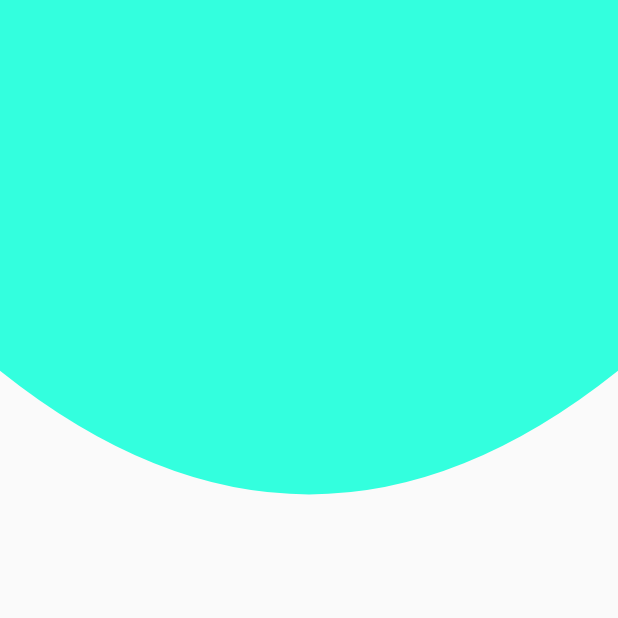
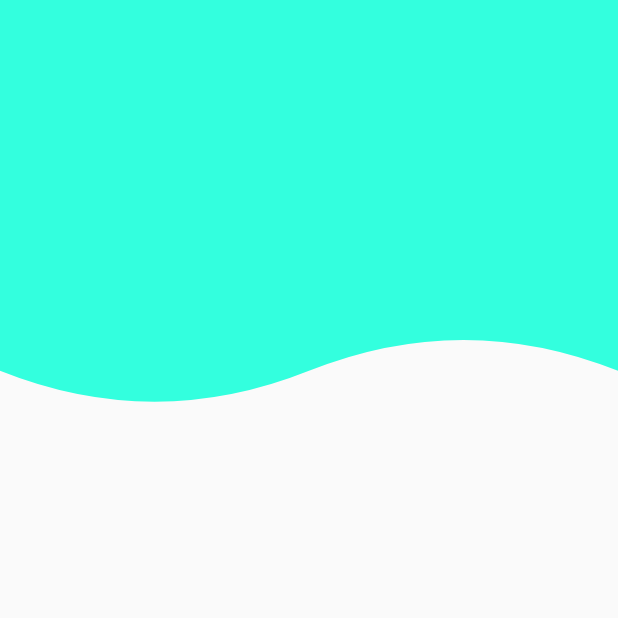
Before and after one commit to kervisvasquez1993/dise-o-flutter, a Flutter app: the screen it shows after launch, on a phone screen of 412 x 824 dp, the top half of it. Run offline on Flutter 3.47's test engine with Material 2 defaults, Android fonts, the phone set to English and light mode, and no system bars.

Commit message:
💄 add sustom painter que es una ola

```diff
--- a/lib/src/pages/header_page.dart
+++ b/lib/src/pages/header_page.dart
@@ -5,7 +5,7 @@ class HeaderPage extends StatelessWidget {
   @override
   Widget build(BuildContext context) {
     return Scaffold(
-      body: Header4(),
+      body: Header5(),
     );
   }
 }
--- a/lib/src/widget/header.dart
+++ b/lib/src/widget/header.dart
@@ -198,3 +198,45 @@ class _Header4Painter extends CustomPainter {
     return true;
   }
 }
+
+class Header5 extends StatelessWidget {
+  @override
+  Widget build(BuildContext context) {
+    return Container(
+      height: double.infinity,
+      width: double.infinity,
+      /* color: Color(0xff33FFDE), */
+      child: CustomPaint(
+        painter: _Header5Painter(),
+      ),
+    );
+  }
+}
+
+class _Header5Painter extends CustomPainter {
+  @override
+  void paint(Canvas canvas, Size size) {
+    final paint = Paint();
+
+    /* propiedades */
+
+    paint.color = Color(0xff33FFDE);
+    paint.style = PaintingStyle.fill;
+    paint.strokeWidth = 20;
+    final path = new Path();
+    path.lineTo(0, size.height * 0.30);
+    path.quadraticBezierTo(size.width * 0.25, size.height * 0.35,
+        size.width * 0.50, size.height * 0.30);
+    path.quadraticBezierTo(
+        size.width * 0.75, size.height * 0.25, size.width, size.height * 0.30);
+
+    path.lineTo(size.width, 0);
+
+    canvas.drawPath(path, paint);
+  }
+
+  @override
+  bool shouldRepaint(covariant CustomPainter oldDelegate) {
+    return true;
+  }
+}
```
